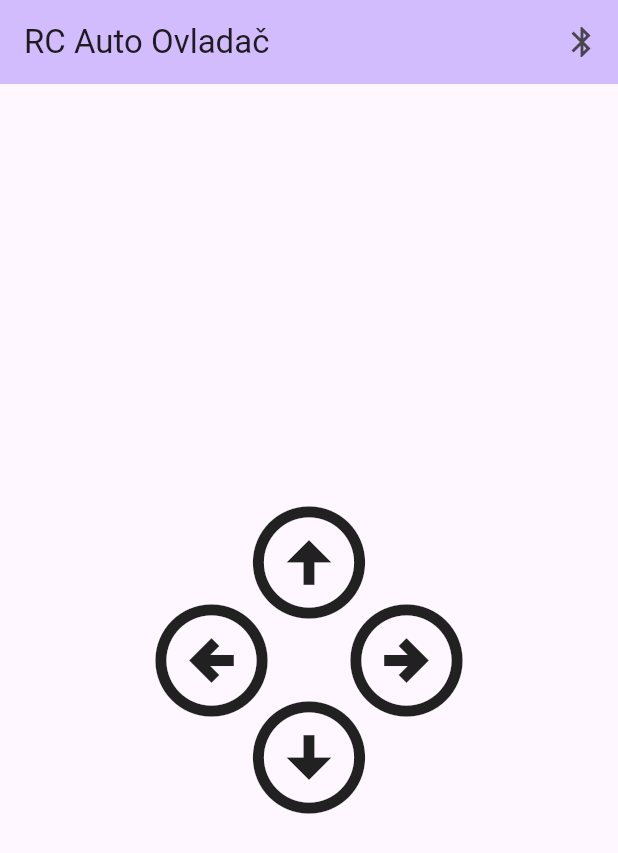
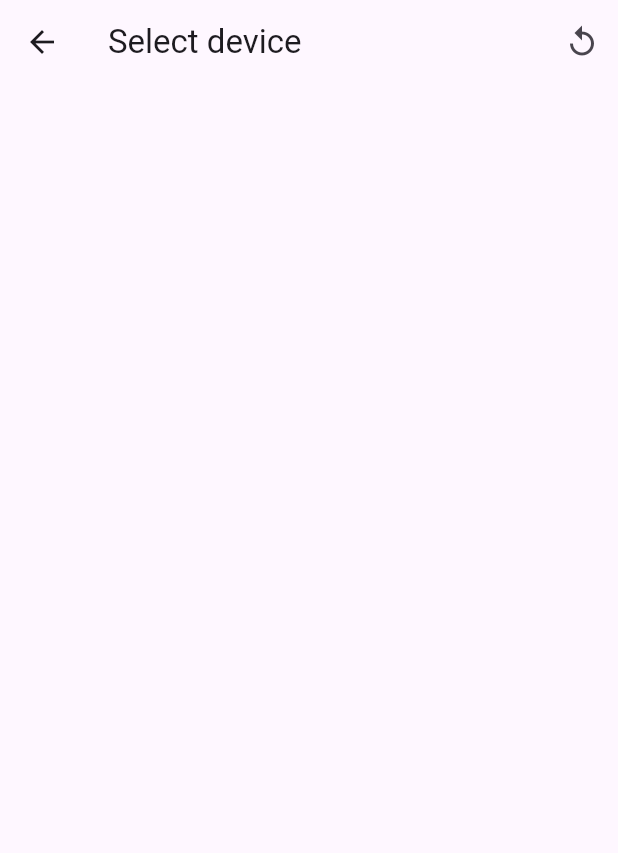
Before and after one commit to tpkowastaken/Trebesin-RC-Auto, a Flutter app: the screen it shows after launch, after a tap on the "bluetooth" icon, on a phone screen of 412 x 824 dp. Shown: the top 853 px of the screen. Run offline on Flutter 3.47's test engine with Material 2 defaults, Android fonts, the phone set to English and light mode, and no system bars; our stand-ins replace flutter_bluetooth_serial, permission_handler, sensors_plus.

Commit message:
gyro works, bluetooth works

```diff
--- /dev/null
+++ b/lib/BluetoothDeviceListEntry.dart
@@ -0,0 +1,73 @@
+import 'package:flutter/material.dart';
+import 'package:flutter_bluetooth_serial/flutter_bluetooth_serial.dart';
+
+class BluetoothDeviceListEntry extends ListTile {
+  BluetoothDeviceListEntry({
+    required BluetoothDevice device,
+    int? rssi,
+    GestureTapCallback? onTap,
+    GestureLongPressCallback? onLongPress,
+    bool enabled = true,
+  }) : super(
+          onTap: onTap,
+          onLongPress: onLongPress,
+          enabled: enabled,
+          leading:
+              Icon(Icons.devices), // @TODO . !BluetoothClass! class aware icon
+          title: Text(device.name ?? ""),
+          subtitle: Text(device.address.toString()),
+          trailing: Row(
+            mainAxisSize: MainAxisSize.min,
+            children: <Widget>[
+              rssi != null
+                  ? Container(
+                      margin: new EdgeInsets.all(8.0),
+                      child: DefaultTextStyle(
+                        style: _computeTextStyle(rssi),
+                        child: Column(
+                          mainAxisSize: MainAxisSize.min,
+                          children: <Widget>[
+                            Text(rssi.toString()),
+                            Text('dBm'),
+                          ],
+                        ),
+                      ),
+                    )
+                  : Container(width: 0, height: 0),
+              device.isConnected
+                  ? Icon(Icons.import_export)
+                  : Container(width: 0, height: 0),
+              device.isBonded
+                  ? Icon(Icons.link)
+                  : Container(width: 0, height: 0),
+            ],
+          ),
+        );
+
+  static TextStyle _computeTextStyle(int rssi) {
+    /**/ if (rssi >= -35)
+      return TextStyle(color: Colors.greenAccent[700]);
+    else if (rssi >= -45)
+      return TextStyle(
+          color: Color.lerp(
+              Colors.greenAccent[700], Colors.lightGreen, -(rssi + 35) / 10));
+    else if (rssi >= -55)
+      return TextStyle(
+          color: Color.lerp(
+              Colors.lightGreen, Colors.lime[600], -(rssi + 45) / 10));
+    else if (rssi >= -65)
+      return TextStyle(
+          color: Color.lerp(Colors.lime[600], Colors.amber, -(rssi + 55) / 10));
+    else if (rssi >= -75)
+      return TextStyle(
+          color: Color.lerp(
+              Colors.amber, Colors.deepOrangeAccent, -(rssi + 65) / 10));
+    else if (rssi >= -85)
+      return TextStyle(
+          color: Color.lerp(
+              Colors.deepOrangeAccent, Colors.redAccent, -(rssi + 75) / 10));
+    else
+      /*code symmetry*/
+      return TextStyle(color: Colors.redAccent);
+  }
+}
--- /dev/null
+++ b/lib/SelectBondedDevicePage.dart
@@ -0,0 +1,146 @@
+import 'dart:async';
+
+import 'package:flutter/material.dart';
+import 'package:flutter_bluetooth_serial/flutter_bluetooth_serial.dart';
+
+import './BluetoothDeviceListEntry.dart';
+
+class SelectBondedDevicePage extends StatefulWidget {
+  /// If true, on page start there is performed discovery upon the bonded devices.
+  /// Then, if they are not avaliable, they would be disabled from the selection.
+  final bool checkAvailability;
+
+  const SelectBondedDevicePage({this.checkAvailability = true});
+
+  @override
+  _SelectBondedDevicePage createState() => new _SelectBondedDevicePage();
+}
+
+enum _DeviceAvailability {
+  no,
+  maybe,
+  yes,
+}
+
+class _DeviceWithAvailability {
+  BluetoothDevice device;
+  _DeviceAvailability availability;
+  int? rssi;
+
+  _DeviceWithAvailability(this.device, this.availability, [this.rssi]);
+}
+
+class _SelectBondedDevicePage extends State<SelectBondedDevicePage> {
+  List<_DeviceWithAvailability> devices =
+      List<_DeviceWithAvailability>.empty(growable: true);
+
+  // Availability
+  StreamSubscription<BluetoothDiscoveryResult>? _discoveryStreamSubscription;
+  bool _isDiscovering = false;
+
+  _SelectBondedDevicePage();
+
+  @override
+  void initState() {
+    super.initState();
+
+    _isDiscovering = widget.checkAvailability;
+
+    if (_isDiscovering) {
+      _startDiscovery();
+    }
+
+    // Setup a list of the bonded devices
+    FlutterBluetoothSerial.instance
+        .getBondedDevices()
+        .then((List<BluetoothDevice> bondedDevices) {
+      setState(() {
+        devices = bondedDevices
+            .map(
+              (device) => _DeviceWithAvailability(
+                device,
+                widget.checkAvailability
+                    ? _DeviceAvailability.maybe
+                    : _DeviceAvailability.yes,
+              ),
+            )
+            .toList();
+      });
+    });
+  }
+
+  void _restartDiscovery() {
+    setState(() {
+      _isDiscovering = true;
+    });
+
+    _startDiscovery();
+  }
+
+  void _startDiscovery() {
+    _discoveryStreamSubscription =
+        FlutterBluetoothSerial.instance.startDiscovery().listen((r) {
+      setState(() {
+        Iterator i = devices.iterator;
+        while (i.moveNext()) {
+          var _device = i.current;
+          if (_device.device == r.device) {
+            _device.availability = _DeviceAvailability.yes;
+            _device.rssi = r.rssi;
+          }
+        }
+      });
+    });
+
+    _discoveryStreamSubscription?.onDone(() {
+      setState(() {
+        _isDiscovering = false;
+      });
+    });
+  }
+
+  @override
+  void dispose() {
+    // Avoid memory leak (`setState` after dispose) and cancel discovery
+    _discoveryStreamSubscription?.cancel();
+
+    super.dispose();
+  }
+
+  @override
+  Widget build(BuildContext context) {
+    List<BluetoothDeviceListEntry> list = devices
+        .map((_device) => BluetoothDeviceListEntry(
+              device: _device.device,
+              rssi: _device.rssi,
+              enabled: _device.availability == _DeviceAvailability.yes,
+              onTap: () {
+                Navigator.of(context).pop(_device.device);
+              },
+            ))
+        .toList();
+    return Scaffold(
+      appBar: AppBar(
+        title: Text('Select device'),
+        actions: <Widget>[
+          _isDiscovering
+              ? FittedBox(
+                  child: Container(
+                    margin: new EdgeInsets.all(16.0),
+                    child: CircularProgressIndicator(
+                      valueColor: AlwaysStoppedAnimation<Color>(
+                        Colors.white,
+                      ),
+                    ),
+                  ),
+                )
+              : IconButton(
+                  icon: Icon(Icons.replay),
+                  onPressed: _restartDiscovery,
+                )
+        ],
+      ),
+      body: ListView(children: list),
+    );
+  }
+}
--- a/lib/main.dart
+++ b/lib/main.dart
@@ -1,62 +1,69 @@
+import 'dart:convert';
+
+import 'package:flutter/foundation.dart';
 import 'package:flutter/material.dart';
-import 'package:flutter_blue/flutter_blue.dart';
 import 'package:permission_handler/permission_handler.dart';
+import 'package:flutter_bluetooth_serial/flutter_bluetooth_serial.dart';
+import 'package:sensors_plus/sensors_plus.dart';
+import 'package:trebesin_rc_auto/SelectBondedDevicePage.dart';
 
-void bluetooth() async {
-  if (!await Permission.bluetooth.request().isGranted) {
+BluetoothConnection? connection;
+void send(String text) async {
+  connection?.output.add(Uint8List.fromList(utf8.encode("$text\r\n")));
+  await connection?.output.allSent;
+}
+
+void bluetooth(BuildContext context) async {
+  if (connection != null) {
+    connection?.dispose();
+    connection = null;
+  }
   await Permission.bluetooth.request();
-  }
-  if (!await Permission.bluetoothAdvertise.request().isGranted) {
   await Permission.bluetoothAdvertise.request();
-  }
-  if (!await Permission.bluetoothConnect.request().isGranted) {
   await Permission.bluetoothConnect.request();
-  }
-  if (!await Permission.bluetoothScan.request().isGranted) {
   await Permission.bluetoothScan.request();
-  }
-  if (!await Permission.bluetooth.request().isGranted) {
-    return;
-  }
-  if (!await Permission.bluetoothAdvertise.request().isGranted) {
-    return;
-  }
-  if (!await Permission.bluetoothConnect.request().isGranted) {
-    return;
-  }
-  if (!await Permission.bluetoothScan.request().isGranted) {
+  final BluetoothDevice? selectedDevice = await Navigator.of(context).push(
+    MaterialPageRoute(
+      builder: (context) {
+        return const SelectBondedDevicePage(checkAvailability: false);
+      },
+    ),
+  );
+  BluetoothDevice? server = selectedDevice;
+  if (server == null) {
+    print('Connect -> no device selected');
     return;
   }
 
-  FlutterBlue flutterBlue = FlutterBlue.instance;
-  flutterBlue.startScan(timeout: const Duration(seconds: 4));
-  flutterBlue.startScan(timeout: const Duration(seconds: 4));
+  if (selectedDevice != null) {
+    if (kDebugMode) {
+      print('Connect -> selected ${selectedDevice.address}');
+    }
+    BluetoothConnection.toAddress(server.address).then((localConnection) {
+      if (kDebugMode) {
+        print('Connected to the device');
+      }
+      connection = localConnection;
 
-  //Listen to scan results
-  var subscription = flutterBlue.scanResults.listen((results) {
-    // do something with scan results
-    for (ScanResult r in results) {
-      if (r.device.id.id == "00:22:12:01:13:6A") {
-        print("found");
-        print("found");
-        print("found");
-        print("found");
-        print("found");
-      }
-      if (r.device.name.trim() != "") {
-        print('${r.device.name} found! rssi: ${r.rssi}');
+      connection!.input!.listen(null).onDone(() {
+        // Example: Detect which side closed the connection
+        // There should be `isDisconnecting` flag to show are we are (locally)
+        // in middle of disconnecting process, should be set before calling
+        // `dispose`, `finish` or `close`, which all causes to disconnect.
+        // If we except the disconnection, `onDone` should be fired as result.
+        // If we didn't except this (no flag set), it means closing by remote.
+        print('Disconnected!');
+      });
+    }).catchError((error) {
+      print('Cannot connect, exception occured');
+      print(error);
+    });
+  } else {
+    print('Connect -> no device selected');
   }
 }
-  });
-  /*
-    // Connect to the device
-  await device.connect();
 
-  // Disconnect from device
-  device.disconnect();*/
-}
-
-void main() {
+void main() async {
   runApp(const MyApp());
 }
 
@@ -79,65 +86,98 @@ class MyApp extends StatelessWidget {
   }
 }
 
-class MyHomePage extends StatelessWidget {
+class MyHomePage extends StatefulWidget {
   const MyHomePage({super.key});
 
+  @override
+  State<MyHomePage> createState() => _MyHomePageState();
+}
+
+class _MyHomePageState extends State<MyHomePage> {
+  double x = 0, y = 0, z = 0;
+  @override
+  void initState() {
+    gyroscopeEvents.listen((GyroscopeEvent event) {
+      x += event.x;
+      y += event.y;
+      z += event.z;
+
+      //rough calculation, you can use
+      //advance formula to calculate the orentation
+      if (z > 0) {
+        direction = "left";
+      } else if (z < 0) {
+        direction = "right";
+      }
+
+      setState(() {});
+    });
+    super.initState();
+  }
+
+  @override
+  void dispose() {
+    // Avoid memory leak (`setState` after dispose) and disconnect
+    if (connection != null) {
+      connection?.dispose();
+      connection = null;
+    }
+    super.dispose();
+  }
+
+  String direction = "";
   @override
   Widget build(BuildContext context) {
     return Scaffold(
       appBar: AppBar(
-        actions: const [
+        actions: [
           IconButton(
-            icon: Icon(Icons.bluetooth),
-            onPressed: bluetooth,
+            icon: const Icon(Icons.bluetooth),
+            onPressed: () => bluetooth(context),
           ),
         ],
         backgroundColor: Theme.of(context).colorScheme.inversePrimary,
         title: const Text("RC Auto Ovladač"),
       ),
-      body: Center(
-        child: SizedBox(
-          height: 300,
-          width: 300,
-          child: Stack(
+      body: Column(
+        mainAxisAlignment: MainAxisAlignment.center,
         children: [
-              Center(
-                child: Row(
-                  mainAxisAlignment: MainAxisAlignment.spaceEvenly,
+          Row(
             children: [
-                    //left
-                    MaterialButton(
-                      shape: const CircleBorder(side: BorderSide(color: Colors.transparent)),
-                      padding: const EdgeInsets.all(0),
-                      onPressed: () {},
-                      child: const Icon(
-                        Icons.arrow_circle_left_outlined,
-                        size: 90,
+              Text(
+                "Ovládání",
+                style: Theme.of(context).textTheme.titleLarge,
               ),
+              Text(
+                "Připojeno: ${connection?.isConnected ?? false}",
+                style: Theme.of(context).textTheme.titleMedium,
               ),
-
-                    //right
-                    MaterialButton(
-                      shape: const CircleBorder(side: BorderSide(color: Colors.transparent)),
-                      padding: const EdgeInsets.all(0),
-                      onPressed: () {},
-                      child: const Icon(
-                        Icons.arrow_circle_right_outlined,
-                        size: 90,
+              Text(
+                "Gyroskop: $direction",
+                style: Theme.of(context).textTheme.titleSmall,
               ),
-                    ),
+              ElevatedButton(
+                  onPressed: () {
+                    x = 0;
+                    y = 0;
+                    z = 0;
+                  },
+                  child: Text("Reset")),
             ],
           ),
-              ),
-              Center(
-                child: Column(
+          Row(
+            mainAxisAlignment: MainAxisAlignment.end,
+            children: [
+              Column(
                 mainAxisAlignment: MainAxisAlignment.spaceEvenly,
                 children: [
                   //up
                   MaterialButton(
                     shape: const CircleBorder(side: BorderSide(color: Colors.transparent)),
                     padding: const EdgeInsets.all(0),
-                      onPressed: () {},
+                    onPressed: () {
+                      send("W");
+                    },
                     child: const Icon(
                       Icons.arrow_circle_up,
                       size: 90,
@@ -149,7 +189,9 @@ class MyHomePage extends StatelessWidget {
                   MaterialButton(
                     shape: const CircleBorder(side: BorderSide(color: Colors.transparent)),
                     padding: const EdgeInsets.all(0),
-                      onPressed: () {},
+                    onPressed: () {
+                      send("B");
+                    },
                     child: const Icon(
                       Icons.arrow_circle_down,
                       size: 90,
@@ -157,10 +199,9 @@ class MyHomePage extends StatelessWidget {
                   ),
                 ],
               ),
+            ],
           ),
         ],
-          ),
-        ),
       ),
     );
   }
--- a/pubspec.yaml
+++ b/pubspec.yaml
@@ -34,8 +34,9 @@ dependencies:
   # The following adds the Cupertino Icons font to your application.
   # Use with the CupertinoIcons class for iOS style icons.
   cupertino_icons: ^1.0.2
-  flutter_blue: ^0.8.0
   permission_handler: ^11.0.1
+  flutter_bluetooth_serial: ^0.4.0
+  sensors_plus: ^3.1.0
 
 dev_dependencies:
   flutter_test:
```
Also changed, not shown: pubspec.lock (deleted), 2 other files. Lines whose indentation alone changed are shown as unchanged.
